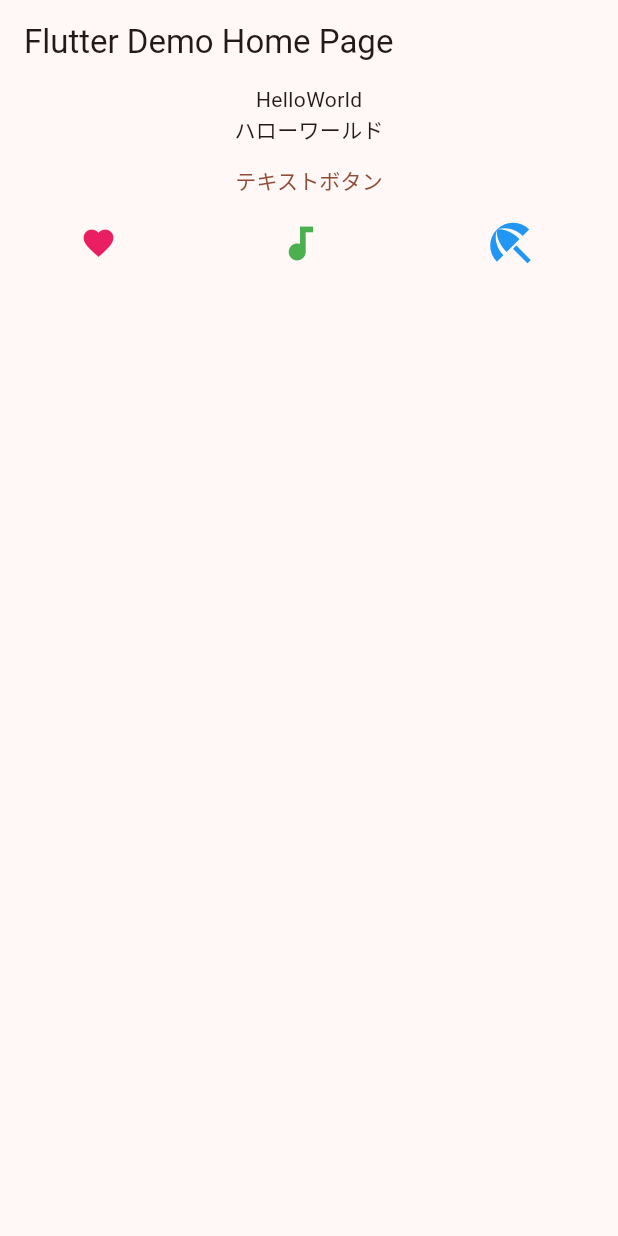
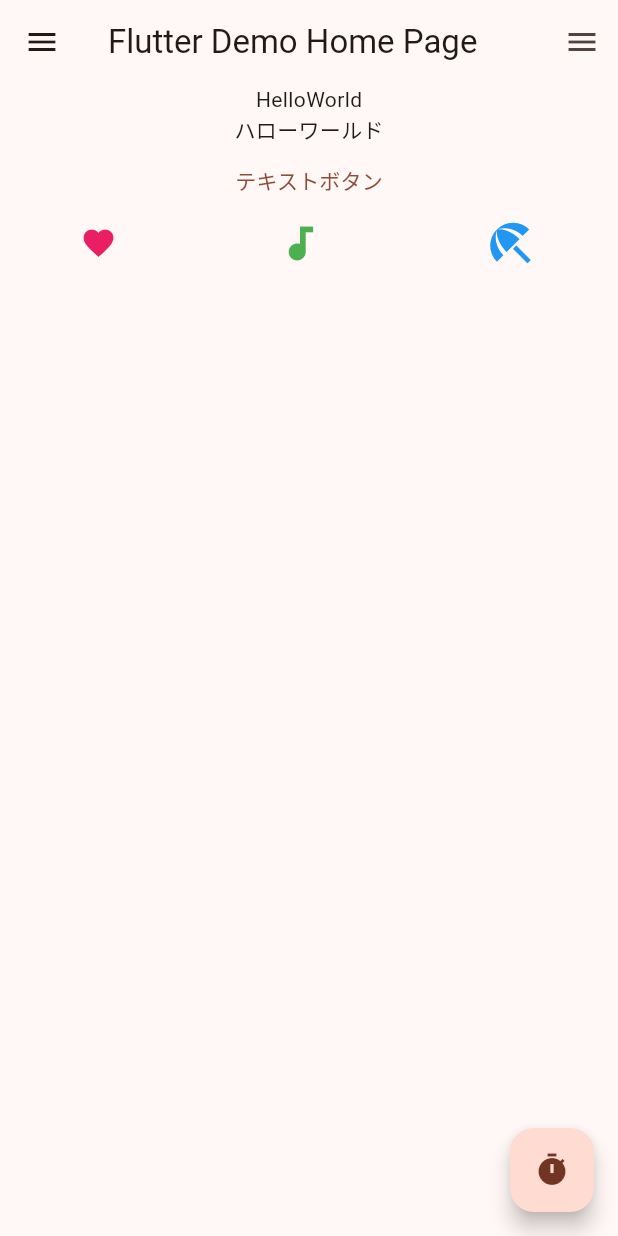
Before and after one commit to oyasumipants/flutter-hello-world, a Flutter app: the screen it shows after launch, on a phone screen of 412 x 824 dp. Run offline on Flutter 3.47's test engine with Material 3 defaults, Android fonts, the phone set to English and light mode, and no system bars.

Commit message:
fix: drawer

```diff
--- a/lib/main.dart
+++ b/lib/main.dart
@@ -89,9 +89,7 @@ class _MyHomePageState extends State<MyHomePage> {
           onPressed: () => {print("ボタンが押されたよ")},
           child: const Text("テキストボタン"),
         ),
-          Row(
-              mainAxisAlignment: MainAxisAlignment.spaceAround,
-              children: const [
+        Row(mainAxisAlignment: MainAxisAlignment.spaceAround, children: const [
           Icon(
             Icons.favorite,
             color: Colors.pink,
@@ -108,6 +106,11 @@ class _MyHomePageState extends State<MyHomePage> {
             size: 36.0,
           ),
         ]),
-        ]));
+      ]),
+      floatingActionButton: FloatingActionButton(
+          onPressed: () => {print("押したね？")}, child: const Icon(Icons.timer)),
+      drawer: const Drawer(child: Center(child: Text("Drawer"))),
+      endDrawer: const Drawer(child: Center(child: Text("EndDrawer"))),
+    );
   }
 }
```
Lines whose indentation alone changed are shown as unchanged.
